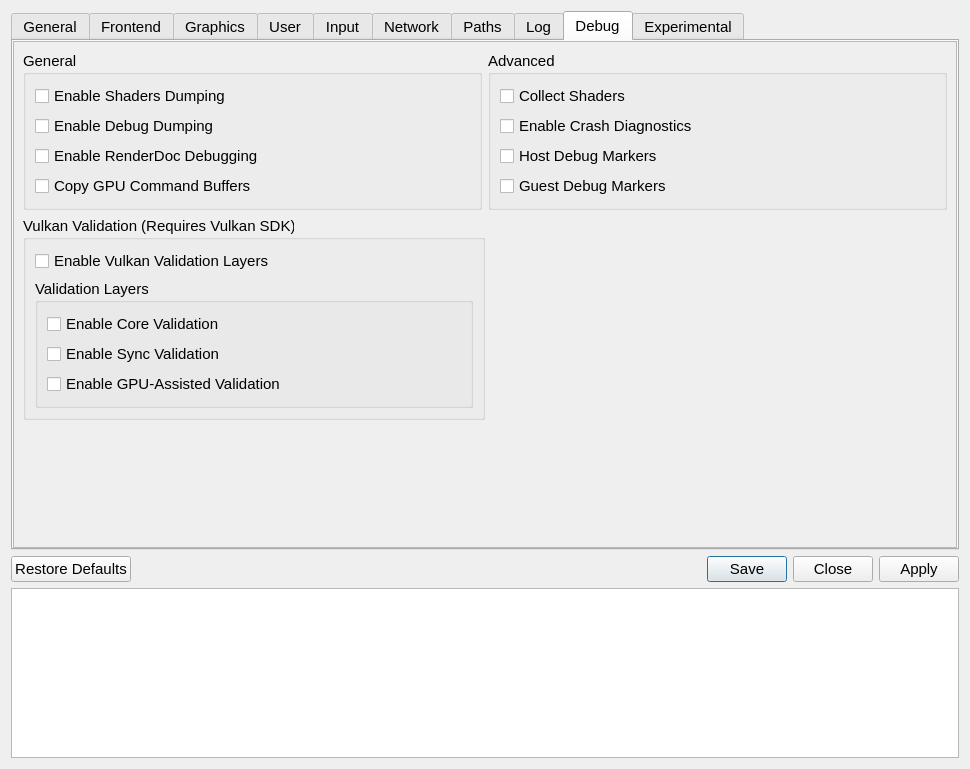
This is src/qt_gui/settings_dialog.ui in vsajjadx/shadps4-qtlauncher as Qt 5 draws it before an edit. The edited form follows.
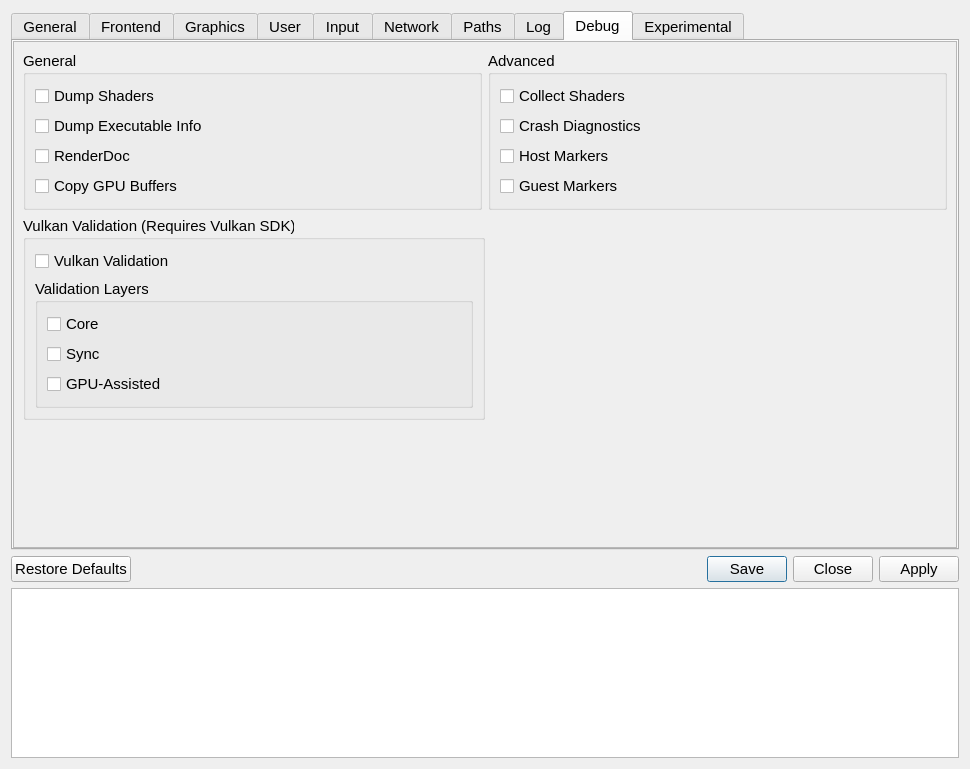
This is the edited form. The open tabs and pages were chosen to show the change. Icons and pictures are not drawn.

Commit message: Settings: shorter labels and help texts

Diff of the .ui file:
```diff
--- a/src/qt_gui/settings_dialog.ui
+++ b/src/qt_gui/settings_dialog.ui
@@ -2380,28 +2380,28 @@
                <item>
                 <widget class="QCheckBox" name="dumpShadersCheckBox">
                  <property name="text">
-                  <string>Enable Shaders Dumping</string>
+                  <string>Dump Shaders</string>
                  </property>
                 </widget>
                </item>
                <item>
                 <widget class="QCheckBox" name="debugDump">
                  <property name="text">
-                  <string>Enable Debug Dumping</string>
+                  <string>Dump Executable Info</string>
                  </property>
                 </widget>
                </item>
                <item>
                 <widget class="QCheckBox" name="rdocCheckBox">
                  <property name="text">
-                  <string>Enable RenderDoc Debugging</string>
+                  <string>RenderDoc</string>
                  </property>
                 </widget>
                </item>
                <item>
                 <widget class="QCheckBox" name="copyGPUBuffersCheckBox">
                  <property name="text">
-                  <string>Copy GPU Command Buffers</string>
+                  <string>Copy GPU Buffers</string>
                  </property>
                 </widget>
                </item>
@@ -2445,21 +2445,21 @@
                <item>
                 <widget class="QCheckBox" name="crashDiagnosticsCheckBox">
                  <property name="text">
-                  <string>Enable Crash Diagnostics</string>
+                  <string>Crash Diagnostics</string>
                  </property>
                 </widget>
                </item>
                <item>
                 <widget class="QCheckBox" name="hostMarkersCheckBox">
                  <property name="text">
-                  <string>Host Debug Markers</string>
+                  <string>Host Markers</string>
                  </property>
                 </widget>
                </item>
                <item>
                 <widget class="QCheckBox" name="guestMarkersCheckBox">
                  <property name="text">
-                  <string>Guest Debug Markers</string>
+                  <string>Guest Markers</string>
                  </property>
                 </widget>
                </item>
@@ -2485,7 +2485,7 @@
                <item>
                 <widget class="QCheckBox" name="vkValidationCheckBox">
                  <property name="text">
-                  <string>Enable Vulkan Validation Layers</string>
+                  <string>Vulkan Validation</string>
                  </property>
                 </widget>
                </item>
@@ -2498,21 +2498,21 @@
                   <item>
                    <widget class="QCheckBox" name="vkCoreValidationCheckBox">
                     <property name="text">
-                     <string>Enable Core Validation</string>
+                     <string>Core</string>
                     </property>
                    </widget>
                   </item>
                   <item>
                    <widget class="QCheckBox" name="vkSyncValidationCheckBox">
                     <property name="text">
-                     <string>Enable Sync Validation</string>
+                     <string>Sync</string>
                     </property>
                    </widget>
                   </item>
                   <item>
                    <widget class="QCheckBox" name="vkGpuValidationCheckBox">
                     <property name="text">
-                     <string>Enable GPU-Assisted Validation</string>
+                     <string>GPU-Assisted</string>
                     </property>
                    </widget>
                   </item>
```
Left out of the diff: 78 changed lines with no effect on the pictures. The commit also changes 1 other file.
